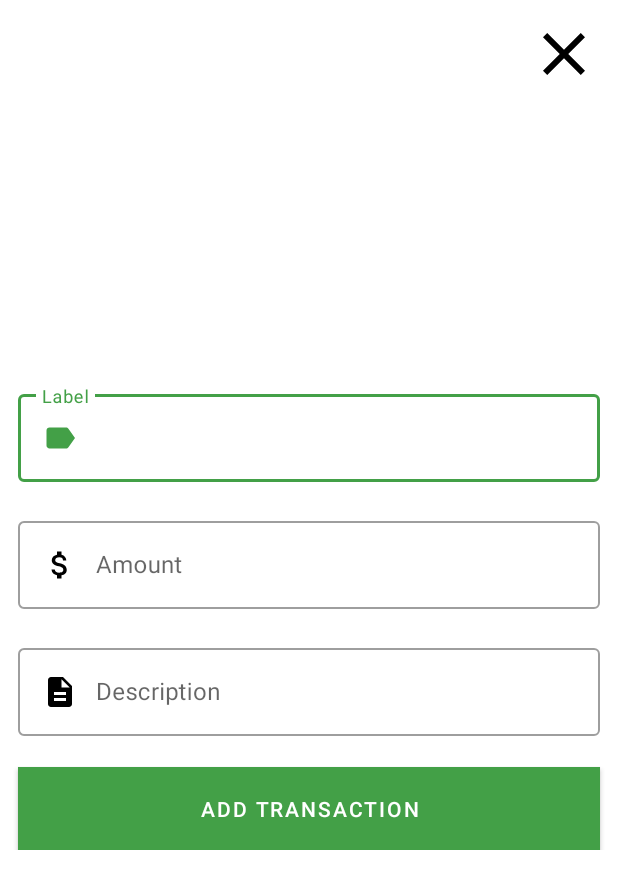
After one commit to kar0linar/budget_tracker, an Android app built with Jetpack Compose: the AddTransactionActivity screen opened directly, with no data from a screen before it, on a phone screen of 412 x 824 dp. The commit adds this screen. Shown: the top 889 px of the screen. Run offline under Robolectric (Android 15) with nearby library versions, the phone set to English and light mode, and no system bars.

Commit message:
added expense page

```diff
--- a/app/build.gradle.kts
+++ b/app/build.gradle.kts
@@ -65,6 +65,8 @@ dependencies {
     implementation(libs.androidx.ui.tooling.preview)
     implementation(libs.androidx.material3)
     implementation(libs.androidx.constraintlayout)
+    implementation(libs.androidx.appcompat)
+    implementation(libs.androidx.activity)
     testImplementation(libs.junit)
     androidTestImplementation(libs.androidx.junit)
     androidTestImplementation(libs.androidx.espresso.core)
--- a/app/src/main/AndroidManifest.xml
+++ b/app/src/main/AndroidManifest.xml
@@ -13,6 +13,9 @@
         android:theme="@style/Theme.Test2"
         tools:targetApi="31">
         <activity
+            android:name=".AddTransactionActivity"
+            android:exported="false" />
+        <activity
             android:name=".MainActivity"
             android:exported="true"
             android:label="@string/app_name"
--- /dev/null
+++ b/app/src/main/java/com/example/test2/AddTransactionActivity.kt
@@ -0,0 +1,56 @@
+package com.example.test2
+
+import android.os.Bundle
+import androidx.activity.enableEdgeToEdge
+import androidx.appcompat.app.AppCompatActivity
+import androidx.core.view.ViewCompat
+import androidx.core.view.WindowInsetsCompat
+import androidx.core.widget.addTextChangedListener
+import com.example.test2.databinding.ActivityAddTransactionBinding
+
+class AddTransactionActivity : AppCompatActivity() {
+
+    private lateinit var binding: ActivityAddTransactionBinding
+
+    override fun onCreate(savedInstanceState: Bundle?) {
+        super.onCreate(savedInstanceState)
+        enableEdgeToEdge()
+
+
+        binding = ActivityAddTransactionBinding.inflate(layoutInflater)
+        setContentView(binding.root)
+
+        binding.labelInput.addTextChangedListener {
+            if(it!!.count() > 0)
+                binding.labelLayout.error = null
+        }
+
+        binding.amountInput.addTextChangedListener {
+            if(it!!.count() > 0)
+                binding.amountLayout.error = null
+        }
+
+        ViewCompat.setOnApplyWindowInsetsListener(binding.main) { v, insets ->
+            val systemBars = insets.getInsets(WindowInsetsCompat.Type.systemBars())
+            v.setPadding(systemBars.left, systemBars.top, systemBars.right, systemBars.bottom)
+            insets
+        }
+
+
+        binding.addTransactionBtn.setOnClickListener {
+            val label = binding.labelInput.text.toString()
+            val amount = binding.amountInput.text.toString().toDoubleOrNull()
+
+            if(label.isEmpty())
+                binding.labelLayout.error="Please enter a valid label"
+
+            if(amount == null)
+                binding.amountLayout.error="Please enter a valid amount"
+        }
+
+        binding.closeBtn.setOnClickListener{
+           finish()
+        }
+    }
+
+}
--- a/app/src/main/java/com/example/test2/MainActivity.kt
+++ b/app/src/main/java/com/example/test2/MainActivity.kt
@@ -1,5 +1,6 @@
 package com.example.test2
 
+import android.content.Intent
 import android.os.Bundle
 import androidx.activity.ComponentActivity
 import androidx.recyclerview.widget.LinearLayoutManager
@@ -39,6 +40,11 @@ class MainActivity : ComponentActivity() {
         }
 
         updateDashboard()
+
+        binding.addBtn.setOnClickListener {
+            val intent = Intent(this, AddTransactionActivity::class.java)
+            startActivity(intent)
+        }
     }
 
     private fun updateDashboard(){
--- /dev/null
+++ b/app/src/main/res/drawable/close_bg.xml
@@ -0,0 +1,6 @@
+<?xml version="1.0" encoding="utf-8"?>
+<ripple xmlns:android="http://schemas.android.com/apk/res/android"
+    android:color="?rippleColor">
+
+    <item android:drawable="@drawable/ic_close"/>
+</ripple>
--- /dev/null
+++ b/app/src/main/res/drawable/description_selector.xml
@@ -0,0 +1,10 @@
+<?xml version="1.0" encoding="utf-8"?>
+<selector xmlns:android="http://schemas.android.com/apk/res/android">
+
+    <item android:state_focused="true"
+        android:drawable="@drawable/ic_description_focused"/>
+
+    <item android:state_focused="false"
+        android:drawable="@drawable/ic_description"/>
+
+</selector>
--- /dev/null
+++ b/app/src/main/res/drawable/ic_close.xml
@@ -0,0 +1,5 @@
+<vector xmlns:android="http://schemas.android.com/apk/res/android" android:height="24dp" android:tint="#000000" android:viewportHeight="24" android:viewportWidth="24" android:width="24dp">
+
+    <path android:fillColor="@android:color/white" android:pathData="M19,6.41L17.59,5 12,10.59 6.41,5 5,6.41 10.59,12 5,17.59 6.41,19 12,13.41 17.59,19 19,17.59 13.41,12z"/>
+
+</vector>
--- /dev/null
+++ b/app/src/main/res/drawable/ic_description.xml
@@ -0,0 +1,5 @@
+<vector xmlns:android="http://schemas.android.com/apk/res/android" android:height="24dp" android:tint="#000000" android:viewportHeight="24" android:viewportWidth="24" android:width="24dp">
+
+    <path android:fillColor="@android:color/white" android:pathData="M14,2L6,2c-1.1,0 -1.99,0.9 -1.99,2L4,20c0,1.1 0.89,2 1.99,2L18,22c1.1,0 2,-0.9 2,-2L20,8l-6,-6zM16,18L8,18v-2h8v2zM16,14L8,14v-2h8v2zM13,9L13,3.5L18.5,9L13,9z"/>
+
+</vector>
--- /dev/null
+++ b/app/src/main/res/drawable/ic_description_focused.xml
@@ -0,0 +1,5 @@
+<vector android:height="24dp" android:tint="@color/green"
+    android:viewportHeight="24" android:viewportWidth="24"
+    android:width="24dp" xmlns:android="http://schemas.android.com/apk/res/android">
+    <path android:fillColor="@android:color/white" android:pathData="M14,2L6,2c-1.1,0 -1.99,0.9 -1.99,2L4,20c0,1.1 0.89,2 1.99,2L18,22c1.1,0 2,-0.9 2,-2L20,8l-6,-6zM16,18L8,18v-2h8v2zM16,14L8,14v-2h8v2zM13,9L13,3.5L18.5,9L13,9z"/>
+</vector>
--- /dev/null
+++ b/app/src/main/res/drawable/ic_label.xml
@@ -0,0 +1,5 @@
+<vector android:height="24dp" android:tint="#BAB7BA"
+    android:viewportHeight="24" android:viewportWidth="24"
+    android:width="24dp" xmlns:android="http://schemas.android.com/apk/res/android">
+    <path android:fillColor="@android:color/white" android:pathData="M17.63,5.84C17.27,5.33 16.67,5 16,5L5,5.01C3.9,5.01 3,5.9 3,7v10c0,1.1 0.9,1.99 2,1.99L16,19c0.67,0 1.27,-0.33 1.63,-0.84L22,12l-4.37,-6.16z"/>
+</vector>
--- /dev/null
+++ b/app/src/main/res/drawable/ic_label_focused.xml
@@ -0,0 +1,5 @@
+<vector android:height="24dp" android:tint="@color/green"
+    android:viewportHeight="24" android:viewportWidth="24"
+    android:width="24dp" xmlns:android="http://schemas.android.com/apk/res/android">
+    <path android:fillColor="@android:color/white" android:pathData="M17.63,5.84C17.27,5.33 16.67,5 16,5L5,5.01C3.9,5.01 3,5.9 3,7v10c0,1.1 0.9,1.99 2,1.99L16,19c0.67,0 1.27,-0.33 1.63,-0.84L22,12l-4.37,-6.16z"/>
+</vector>
--- /dev/null
+++ b/app/src/main/res/drawable/ic_money.xml
@@ -0,0 +1,5 @@
+<vector xmlns:android="http://schemas.android.com/apk/res/android" android:height="24dp" android:tint="#000000" android:viewportHeight="24" android:viewportWidth="24" android:width="24dp">
+
+    <path android:fillColor="@android:color/white" android:pathData="M11.8,10.9c-2.27,-0.59 -3,-1.2 -3,-2.15 0,-1.09 1.01,-1.85 2.7,-1.85 1.78,0 2.44,0.85 2.5,2.1h2.21c-0.07,-1.72 -1.12,-3.3 -3.21,-3.81V3h-3v2.16c-1.94,0.42 -3.5,1.68 -3.5,3.61 0,2.31 1.91,3.46 4.7,4.13 2.5,0.6 3,1.48 3,2.41 0,0.69 -0.49,1.79 -2.7,1.79 -2.06,0 -2.87,-0.92 -2.98,-2.1h-2.2c0.12,2.19 1.76,3.42 3.68,3.83V21h3v-2.15c1.95,-0.37 3.5,-1.5 3.5,-3.55 0,-2.84 -2.43,-3.81 -4.7,-4.4z"/>
+
+</vector>
--- /dev/null
+++ b/app/src/main/res/drawable/ic_money_focused.xml
@@ -0,0 +1,5 @@
+<vector android:height="24dp" android:tint="@color/green"
+    android:viewportHeight="24" android:viewportWidth="24"
+    android:width="24dp" xmlns:android="http://schemas.android.com/apk/res/android">
+    <path android:fillColor="@android:color/white" android:pathData="M11.8,10.9c-2.27,-0.59 -3,-1.2 -3,-2.15 0,-1.09 1.01,-1.85 2.7,-1.85 1.78,0 2.44,0.85 2.5,2.1h2.21c-0.07,-1.72 -1.12,-3.3 -3.21,-3.81V3h-3v2.16c-1.94,0.42 -3.5,1.68 -3.5,3.61 0,2.31 1.91,3.46 4.7,4.13 2.5,0.6 3,1.48 3,2.41 0,0.69 -0.49,1.79 -2.7,1.79 -2.06,0 -2.87,-0.92 -2.98,-2.1h-2.2c0.12,2.19 1.76,3.42 3.68,3.83V21h3v-2.15c1.95,-0.37 3.5,-1.5 3.5,-3.55 0,-2.84 -2.43,-3.81 -4.7,-4.4z"/>
+</vector>
--- /dev/null
+++ b/app/src/main/res/drawable/label_selector.xml
@@ -0,0 +1,10 @@
+<?xml version="1.0" encoding="utf-8"?>
+<selector xmlns:android="http://schemas.android.com/apk/res/android">
+
+    <item android:state_focused="true"
+        android:drawable="@drawable/ic_label_focused"/>
+
+    <item android:state_focused="false"
+        android:drawable="@drawable/ic_label"/>
+
+</selector>
--- /dev/null
+++ b/app/src/main/res/drawable/money_selector.xml
@@ -0,0 +1,10 @@
+<?xml version="1.0" encoding="utf-8"?>
+<selector xmlns:android="http://schemas.android.com/apk/res/android">
+
+    <item android:state_focused="true"
+        android:drawable="@drawable/ic_money_focused"/>
+
+    <item android:state_focused="false"
+        android:drawable="@drawable/ic_money"/>
+
+</selector>
--- /dev/null
+++ b/app/src/main/res/layout/activity_add_transaction.xml
@@ -0,0 +1,101 @@
+<?xml version="1.0" encoding="utf-8"?>
+<androidx.constraintlayout.widget.ConstraintLayout
+    xmlns:android="http://schemas.android.com/apk/res/android"
+    xmlns:app="http://schemas.android.com/apk/res-auto"
+    xmlns:tools="http://schemas.android.com/tools"
+    android:id="@+id/main"
+    android:layout_width="match_parent"
+    android:layout_height="match_parent"
+    tools:context="AddTransactionActivity"
+   >
+
+
+    <ImageButton
+        android:id="@+id/closeBtn"
+        android:layout_width="48dp"
+        android:layout_height="48dp"
+        android:layout_margin="12dp"
+        android:background="@drawable/ic_close"
+        app:layout_constraintEnd_toEndOf="parent"
+        app:layout_constraintTop_toTopOf="parent"
+        android:contentDescription="." />
+    <LinearLayout
+        android:layout_width="match_parent"
+        android:layout_height="wrap_content"
+        android:orientation="vertical"
+        app:layout_constraintBottom_toBottomOf="parent"
+        app:layout_constraintEnd_toEndOf="parent"
+        app:layout_constraintStart_toStartOf="parent"
+        app:layout_constraintTop_toTopOf="parent">
+
+        <com.google.android.material.textfield.TextInputLayout
+            android:id="@+id/labelLayout"
+            style="@style/Widget.MaterialComponents.TextInputLayout.OutlinedBox"
+            android:layout_width="match_parent"
+            android:layout_height="wrap_content"
+            android:layout_marginStart="12dp"
+            android:layout_marginEnd="12dp"
+            android:hint="Label"
+            app:errorEnabled="true">
+
+            <com.google.android.material.textfield.TextInputEditText
+                android:id="@+id/labelInput"
+                android:layout_width="match_parent"
+                android:layout_height="wrap_content"
+                android:drawableStart="@drawable/label_selector"
+                android:drawablePadding="12dp"
+                android:maxLines="1"
+                android:inputType="text"/>
+        </com.google.android.material.textfield.TextInputLayout>
+
+        <com.google.android.material.textfield.TextInputLayout
+            android:id="@+id/amountLayout"
+            style="@style/Widget.MaterialComponents.TextInputLayout.OutlinedBox"
+            android:layout_width="match_parent"
+            android:layout_height="wrap_content"
+            android:layout_marginStart="12dp"
+            android:layout_marginEnd="12dp"
+            android:hint="Amount"
+            app:errorEnabled="true">
+
+            <com.google.android.material.textfield.TextInputEditText
+                android:id="@+id/amountInput"
+                android:layout_width="match_parent"
+                android:layout_height="wrap_content"
+                android:drawableStart="@drawable/money_selector"
+                android:drawablePadding="12dp"
+                android:maxLines="1"
+                android:inputType="numberDecimal|numberSigned"/>
+        </com.google.android.material.textfield.TextInputLayout>
+
+        <com.google.android.material.textfield.TextInputLayout
+            android:id="@+id/descriptionLayout"
+            style="@style/Widget.MaterialComponents.TextInputLayout.OutlinedBox"
+            android:layout_width="match_parent"
+            android:layout_height="wrap_content"
+            android:layout_marginStart="12dp"
+            android:layout_marginEnd="12dp"
+            android:hint="Description"
+            app:errorEnabled="true">
+
+            <com.google.android.material.textfield.TextInputEditText
+                android:id="@+id/descriptionInput"
+                android:layout_width="match_parent"
+                android:layout_height="wrap_content"
+                android:drawableStart="@drawable/description_selector"
+                android:drawablePadding="12dp"
+                android:inputType="text|textMultiLine"/>
+        </com.google.android.material.textfield.TextInputLayout>
+
+        <Button
+            android:id="@+id/addTransactionBtn"
+            android:layout_width="match_parent"
+            android:layout_height="wrap_content"
+            android:layout_marginStart="12dp"
+            android:layout_marginEnd="12dp"
+            android:background="@color/green"
+            android:padding="12dp"
+            android:text="Add transaction"
+            android:textColor="@color/white" />
+    </LinearLayout>
+</androidx.constraintlayout.widget.ConstraintLayout>
--- a/app/src/main/res/values/colors.xml
+++ b/app/src/main/res/values/colors.xml
@@ -8,4 +8,5 @@
     <color name="red">#E53935</color>
     <color name="white">#FFF</color>
     <color name="grey">#C1C0C0</color>
+    <color name="black">#000000</color>
 </resources>
--- a/app/src/main/res/values/style.xml
+++ b/app/src/main/res/values/style.xml
@@ -1,7 +1,7 @@
 <?xml version="1.0" encoding="utf-8"?>
 <resources>
 
-    <style name="Theme.Test2" parent="Theme.MaterialComponents.Light">
+    <style name="Theme.Test2" parent="Theme.MaterialComponents.Light.NoActionBar">
         <item name="colorPrimary">@color/green</item>
         <item name="colorPrimaryDark">@color/colorPrimaryDark</item>
         <item name="colorAccent">@color/colorAccent</item>
--- a/gradle/libs.versions.toml
+++ b/gradle/libs.versions.toml
@@ -9,6 +9,9 @@ lifecycleRuntimeKtx = "2.7.0"
 activityCompose = "1.9.0"
 composeBom = "2023.08.00"
 constraintlayout = "2.1.4"
+appcompat = "1.6.1"
+material = "1.11.0"
+activity = "1.8.0"
 
 [libraries]
 androidx-core-ktx = { group = "androidx.core", name = "core-ktx", version.ref = "coreKtx" }
@@ -26,6 +29,9 @@ androidx-ui-test-manifest = { group = "androidx.compose.ui", name = "ui-test-man
 androidx-ui-test-junit4 = { group = "androidx.compose.ui", name = "ui-test-junit4" }
 androidx-material3 = { group = "androidx.compose.material3", name = "material3" }
 androidx-constraintlayout = { group = "androidx.constraintlayout", name = "constraintlayout", version.ref = "constraintlayout" }
+androidx-appcompat = { group = "androidx.appcompat", name = "appcompat", version.ref = "appcompat" }
+material = { group = "com.google.android.material", name = "material", version.ref = "material" }
+androidx-activity = { group = "androidx.activity", name = "activity", version.ref = "activity" }
 
 [plugins]
 androidApplication = { id = "com.android.application", version.ref = "agp" }
```
